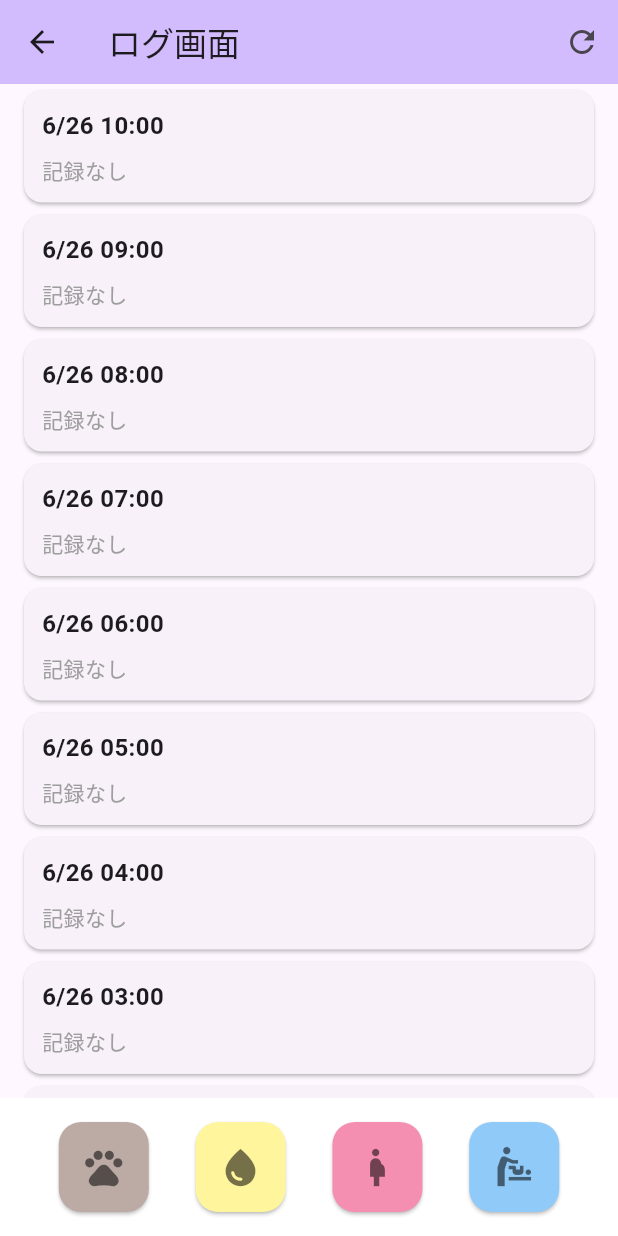
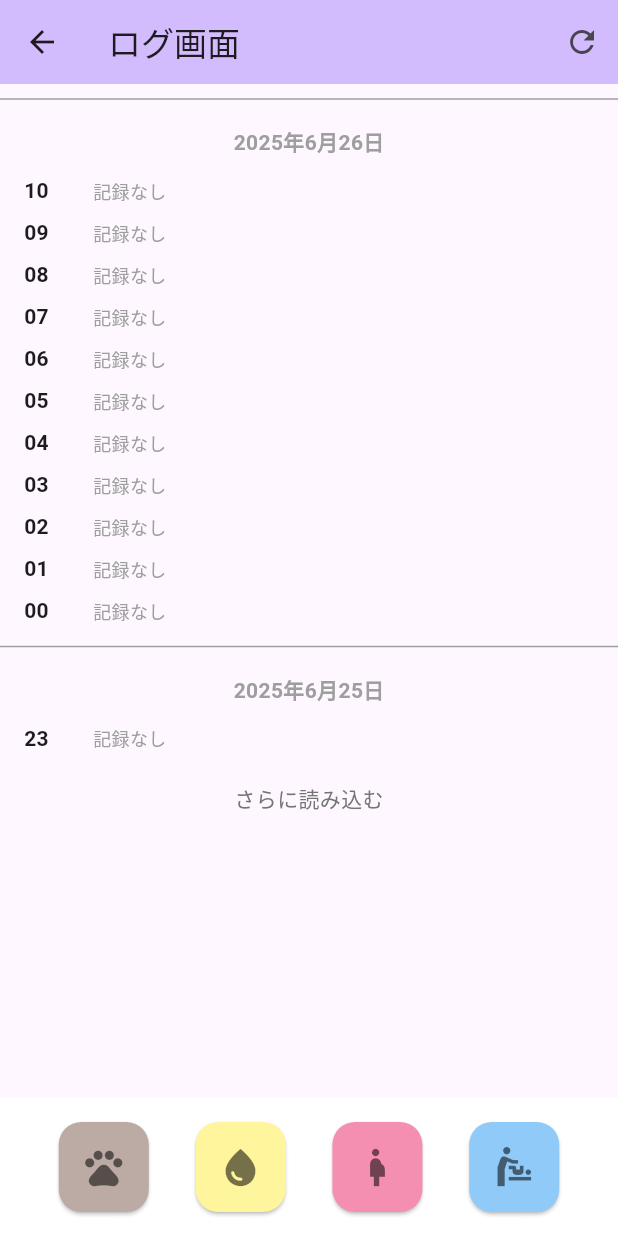
Before and after one commit to hyoshitake/Osewakiroku, a Flutter app: the LogScreen screen opened directly, on a phone screen of 412 x 824 dp. Run offline on Flutter 3.47's test engine with Material 3 defaults, Android fonts, the phone set to English and light mode, and no system bars; our stand-ins replace shared_preferences; missing offline and left inert: gsheets; accounts and stored records are empty.

Commit message:
ログ画面のデザイン修正

```diff
--- a/flutter_app/lib/screens/log.dart
+++ b/flutter_app/lib/screens/log.dart
@@ -254,6 +254,54 @@ class _LogScreenState extends State<LogScreen> {
     }
   }
 
+  // 表示用のアイテムリストを生成するメソッド（日付区切り線を含む）
+  List<Map<String, dynamic>> _getDisplayItems() {
+    List<Map<String, dynamic>> displayItems = [];
+    String? currentDate;
+
+    for (final hourSlot in _groupedLogs.keys) {
+      final dateString = '${hourSlot.year}年${hourSlot.month}月${hourSlot.day}日';
+
+      // 日付が変わった場合は区切り線を追加
+      if (currentDate != dateString) {
+        displayItems.add({
+          'type': 'date',
+          'date': dateString,
+        });
+        currentDate = dateString;
+      }
+
+      // 時間行を追加
+      displayItems.add({
+        'type': 'hour',
+        'hourSlot': hourSlot,
+        'logs': _groupedLogs[hourSlot] ?? [],
+      });
+    }
+
+    return displayItems;
+  }
+
+  // コンパクトなログアイコンウィジェットを構築するメソッド
+  Widget _buildCompactLogIcon(Log log) {
+    return GestureDetector(
+      onTap: () => _showLogDetails(log),
+      child: Container(
+        width: 28,
+        height: 28,
+        decoration: BoxDecoration(
+          color: _getLogTypeColor(log.logType),
+          shape: BoxShape.circle,
+        ),
+        child: Icon(
+          _getLogTypeIcon(log.logType),
+          size: 16,
+          color: Colors.black54,
+        ),
+      ),
+    );
+  }
+
   @override
   Widget build(BuildContext context) {
     return Scaffold(
@@ -289,11 +337,13 @@ class _LogScreenState extends State<LogScreen> {
                           ? const Center(child: Text('ログはまだありません'))
                           : ListView.builder(
                               controller: _scrollController,
-                              itemCount: _groupedLogs.length +
+                              itemCount: _getDisplayItems().length +
                                   (_isLoadingMore ? 1 : 1), // 「さらに読み込む」用の追加項目
                               itemBuilder: (context, index) {
+                                final displayItems = _getDisplayItems();
+
                                 // 最後の項目は「さらに読み込む」またはローディング表示
-                                if (index == _groupedLogs.length) {
+                                if (index == displayItems.length) {
                                   return _isLoadingMore
                                       ? const Padding(
                                           padding: EdgeInsets.all(16.0),
@@ -315,47 +365,76 @@ class _LogScreenState extends State<LogScreen> {
                                         );
                                 }
 
-                                final hourSlot =
-                                    _groupedLogs.keys.elementAt(index);
-                                final logsInHour = _groupedLogs[hourSlot] ?? [];
+                                final item = displayItems[index];
 
-                                // 時間帯の表示フォーマット（日付と時刻を含める）
+                                // 日付区切り線の表示
+                                if (item['type'] == 'date') {
+                                  return Column(
+                                    children: [
+                                      const Divider(
+                                        color: Colors.grey,
+                                        thickness: 1,
+                                        height: 20,
+                                      ),
+                                      Padding(
+                                        padding: const EdgeInsets.symmetric(
+                                            vertical: 8.0),
+                                        child: Text(
+                                          item['date'],
+                                          style: const TextStyle(
+                                            fontWeight: FontWeight.bold,
+                                            fontSize: 14,
+                                            color: Colors.grey,
+                                          ),
+                                        ),
+                                      ),
+                                    ],
+                                  );
+                                }
+
+                                // 時間行の表示
+                                final hourSlot = item['hourSlot'] as DateTime;
+                                final logsInHour = item['logs'] as List<Log>;
                                 final timeFormat =
-                                    '${hourSlot.month}/${hourSlot.day} ${hourSlot.hour.toString().padLeft(2, '0')}:00';
+                                    hourSlot.hour.toString().padLeft(2, '0');
 
-                                return Card(
-                                  margin: const EdgeInsets.symmetric(
+                                return Container(
+                                  padding: const EdgeInsets.symmetric(
                                       horizontal: 16.0, vertical: 4.0),
-                                  child: Padding(
-                                    padding: const EdgeInsets.all(12.0),
-                                    child: Column(
-                                      crossAxisAlignment:
-                                          CrossAxisAlignment.start,
-                                      children: [
-                                        // 時間帯の表示
-                                        Text(
+                                  child: Row(
+                                    crossAxisAlignment:
+                                        CrossAxisAlignment.center,
+                                    children: [
+                                      // 左側に時間（HH）のみ表示
+                                      SizedBox(
+                                        width: 30,
+                                        child: Text(
                                           timeFormat,
                                           style: const TextStyle(
                                             fontWeight: FontWeight.bold,
-                                            fontSize: 16,
+                                            fontSize: 14,
                                           ),
                                         ),
-                                        const SizedBox(height: 8),
-                                        // その時間帯のログアイコンを横に並べて表示
-                                        logsInHour.isEmpty
+                                      ),
+                                      const SizedBox(width: 16),
+                                      // その時間帯のログアイコンを横に並べて表示
+                                      Expanded(
+                                        child: logsInHour.isEmpty
                                             ? const Text('記録なし',
                                                 style: TextStyle(
-                                                    color: Colors.grey))
+                                                    color: Colors.grey,
+                                                    fontSize: 12))
                                             : Wrap(
-                                                spacing: 8.0,
-                                                runSpacing: 8.0,
+                                                spacing: 6.0,
+                                                runSpacing: 4.0,
                                                 children: logsInHour
                                                     .map((log) =>
-                                                        _buildLogIcon(log))
+                                                        _buildCompactLogIcon(
+                                                            log))
                                                     .toList(),
                                               ),
-                                      ],
-                                    ),
+                                      ),
+                                    ],
                                   ),
                                 );
                               },
--- /dev/null
+++ b/prompt/20250627012701_ログ画面の高さを減らして多くの情報を出す.txt
@@ -0,0 +1,5 @@
+flutter_app/lib/screens/log.dartのListViewの子要素の高さを低くして、1画面に多くのデータを表示できるようにしてください。
+- Cardは使わないでください
+- ListViewの左側に時間(HH)のみ表示してください。
+- 日付の変わる行で区切り線を入れてください。
+- 区切り線の下に日付を表示しください
```
